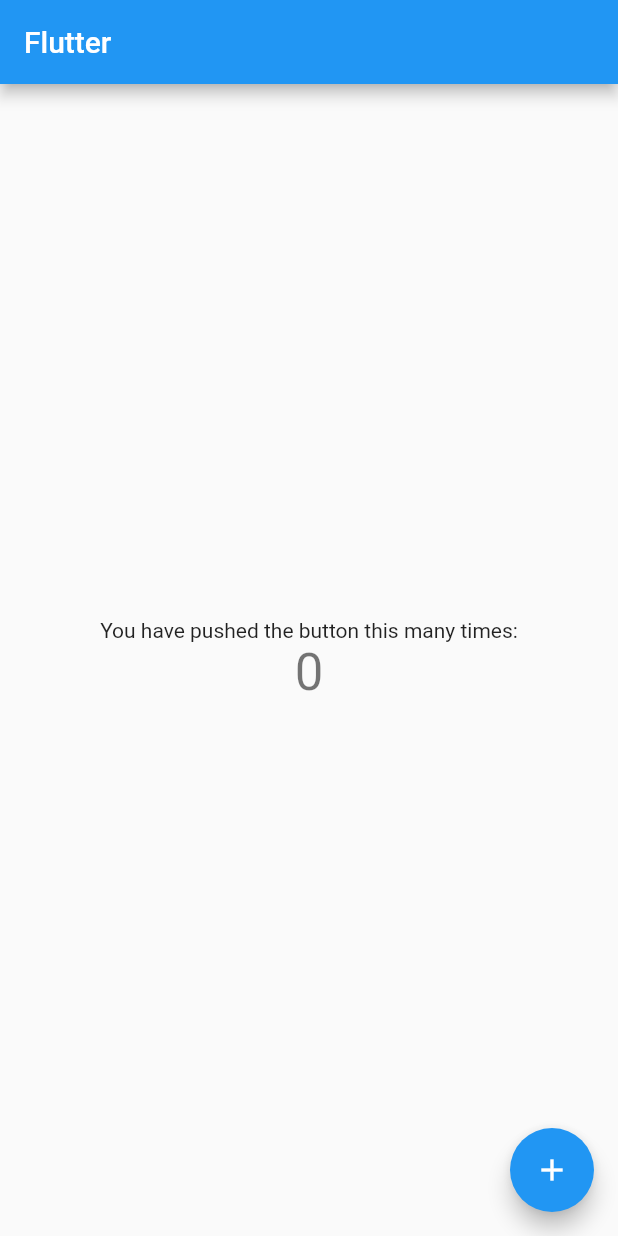
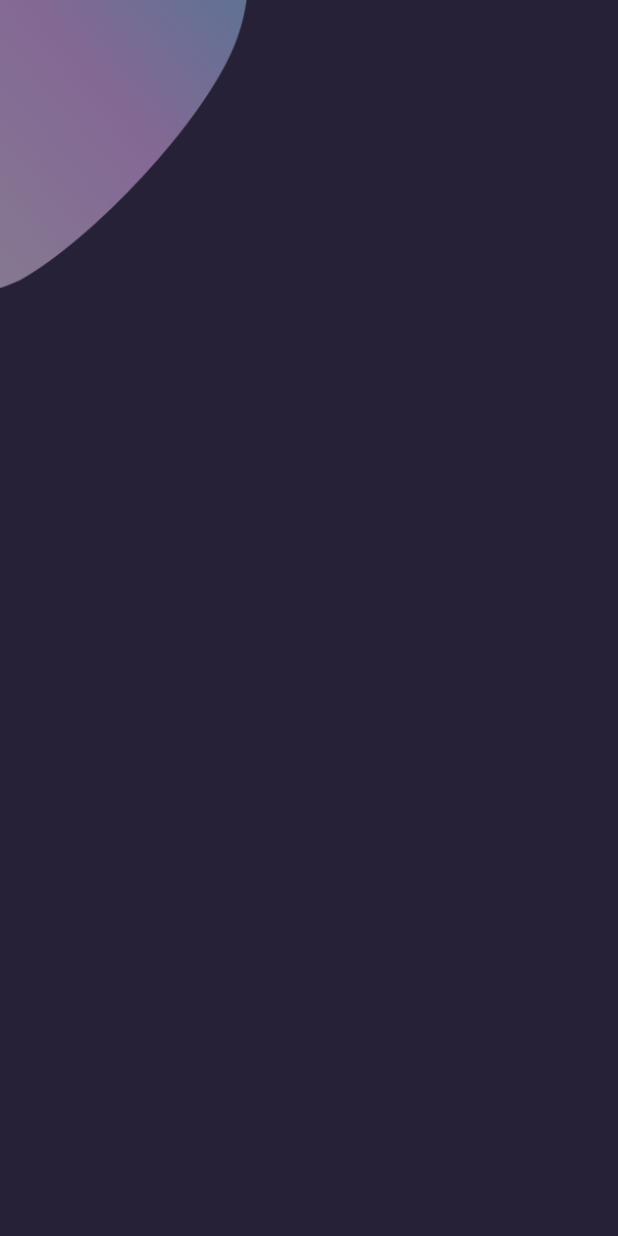
Before and after one commit to hmartiins/Git-Book, a Flutter app: the screen it shows after launch, on a phone screen of 412 x 824 dp. Run offline on Flutter 3.47's test engine with Material 2 defaults, Android fonts, the phone set to English and light mode, and no system bars.

Commit message:
style(mobile): placing a wave at the top of the login screen

```diff
--- /dev/null
+++ b/mobile/lib/constants.dart
@@ -0,0 +1,4 @@
+import 'package:flutter/material.dart';
+
+const kPrimaryColor = Color(0xFF6F35A5);
+const kPrimaryLightColor = Color(0xFFF1E6FF);
--- a/mobile/lib/main.dart
+++ b/mobile/lib/main.dart
@@ -1,4 +1,6 @@
 import 'package:flutter/material.dart';
+import 'package:mobile/constants.dart';
+import 'package:mobile/pages/Welcome/welcome_screen.dart';
 
 void main() {
   runApp(MyApp());
@@ -8,59 +10,13 @@ class MyApp extends StatelessWidget {
   @override
   Widget build(BuildContext context) {
     return MaterialApp(
-      title: 'Flutter Demo',
+      debugShowCheckedModeBanner: false,
+      title: 'Git\'s Book Welcome',
       theme: ThemeData(
-        primarySwatch: Colors.blue,
-        visualDensity: VisualDensity.adaptivePlatformDensity,
+        primaryColor: kPrimaryColor,
+        scaffoldBackgroundColor: Color(0xFF262136)
       ),
-      home: MyHomePage(title: 'Flutter'),
+      home: WelcomeScreen(),
     );
   }
 }
-
-class MyHomePage extends StatefulWidget {
-  MyHomePage({Key key, this.title}) : super(key: key);
-  final String title;
-
-  @override
-  _MyHomePageState createState() => _MyHomePageState();
-}
-
-class _MyHomePageState extends State<MyHomePage> {
-  int _counter = 0;
-
-  void _incrementCounter() {
-    setState(() {
-
-      _counter++;
-    });
-  }
-
-  @override
-  Widget build(BuildContext context) {
-    return Scaffold(
-      appBar: AppBar(
-        title: Text(widget.title),
-      ),
-      body: Center(
-        child: Column(
-          mainAxisAlignment: MainAxisAlignment.center,
-          children: <Widget>[
-            Text(
-              'You have pushed the button this many times:',
-            ),
-            Text(
-              '$_counter',
-              style: Theme.of(context).textTheme.headline4,
-            ),
-          ],
-        ),
-      ),
-      floatingActionButton: FloatingActionButton(
-        onPressed: _incrementCounter,
-        tooltip: 'Increment',
-        child: Icon(Icons.add),
-      ), // This trailing comma makes auto-formatting nicer for build methods.
-    );
-  }
-}
--- /dev/null
+++ b/mobile/lib/pages/Welcome/components/body.dart
@@ -0,0 +1,25 @@
+import 'package:flutter/material.dart';
+
+class Body extends StatelessWidget {
+  @override
+  Widget build(BuildContext context) {
+    Size size = MediaQuery.of(context).size;
+    return Container(
+      height: size.height,
+      width: double.infinity,
+      child: Stack(
+        alignment: Alignment.center,
+        children: <Widget>[
+          Positioned(
+            top: 0,
+            left: 0,
+            child: Image.asset(
+              "assets/img/main_top.png",
+              width: size.width * 0.4,
+            )
+          )
+        ],
+      ),
+    );
+  }
+}
--- /dev/null
+++ b/mobile/lib/pages/Welcome/welcome_screen.dart
@@ -0,0 +1,11 @@
+import 'package:flutter/material.dart';
+import 'package:mobile/pages/Welcome/components/body.dart';
+
+class WelcomeScreen extends StatelessWidget {
+  @override
+  Widget build(BuildContext context) {
+    return Scaffold(
+      body: Body(),
+    );
+  }
+}
```
Also changed, not shown: mobile/assets/img/login_bottom.png (added), mobile/assets/img/main_bottom.png (added), mobile/assets/img/main_top.png (added), mobile/assets/img/signup_top.png (added).
